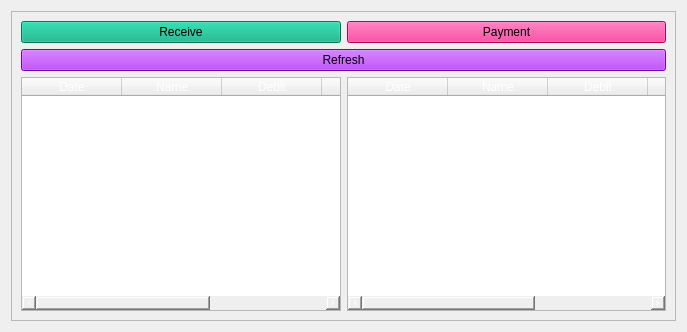
The window that ui/cashFlow.ui (54b1d/SPAS) describes before a commit, drawn with Qt 5.
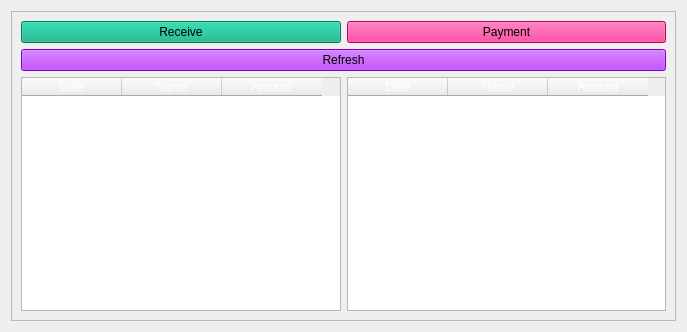
The same window after the commit.

Commit message: Tables Redesigned

```diff
--- a/ui/cashFlow.ui
+++ b/ui/cashFlow.ui
@@ -87,17 +87,7 @@
                                         </column>
                                         <column>
                                             <property name="text">
-                                                <string>Debit</string>
-                                            </property>
-                                        </column>
-                                        <column>
-                                            <property name="text">
-                                                <string>Credit</string>
-                                            </property>
-                                        </column>
-                                        <column>
-                                            <property name="text">
-                                                <string>Comment</string>
+            <string>Amount</string>
                                             </property>
                                         </column>
                                     </widget>
@@ -121,17 +111,7 @@
                                         </column>
                                         <column>
                                             <property name="text">
-                                                <string>Debit</string>
-                                            </property>
-                                        </column>
-                                        <column>
-                                            <property name="text">
-                                                <string>Credit</string>
-                                            </property>
-                                        </column>
-                                        <column>
-                                            <property name="text">
-                                                <string>Comment</string>
+            <string>Amount</string>
                                             </property>
                                         </column>
                                     </widget>
```
Left out of the diff: 4 changed lines with no effect on the pictures. Lines whose indentation alone changed are shown as unchanged.
